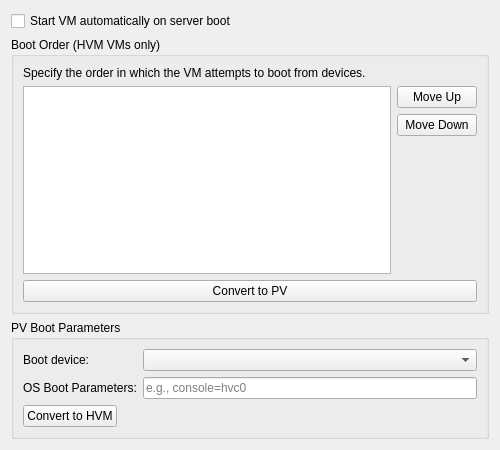
The window that src/xenadmin-ui/settingspanels/bootoptionseditpage.ui (benapetr/XenAdminQt) describes before a commit, drawn with Qt 5.
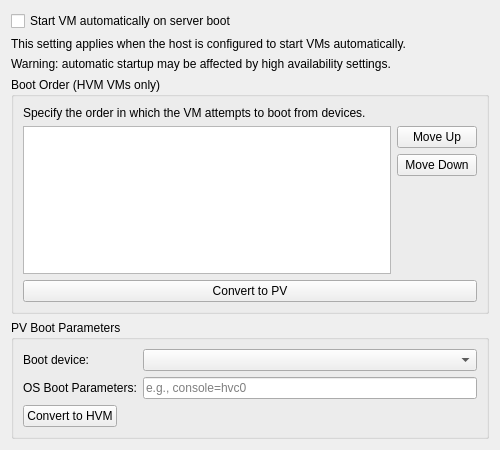
The same window after the commit.

Commit message: boot options missing labels

```diff
--- a/src/xenadmin-ui/settingspanels/bootoptionseditpage.ui
+++ b/src/xenadmin-ui/settingspanels/bootoptionseditpage.ui
@@ -12,11 +12,35 @@
   </property>
   <layout class="QVBoxLayout" name="verticalLayout">
    <item>
+    <layout class="QVBoxLayout" name="layoutAutoBootInfo">
+     <item>
     <widget class="QCheckBox" name="checkBoxAutoBoot">
      <property name="text">
       <string>Start VM automatically on server boot</string>
      </property>
     </widget>
+     </item>
+     <item>
+      <widget class="QLabel" name="labelAutoBootInfo">
+       <property name="text">
+        <string>This setting applies when the host is configured to start VMs automatically.</string>
+       </property>
+       <property name="wordWrap">
+        <bool>true</bool>
+       </property>
+      </widget>
+     </item>
+     <item>
+      <widget class="QLabel" name="labelAutoBootHAWarning">
+       <property name="text">
+        <string>Warning: automatic startup may be affected by high availability settings.</string>
+       </property>
+       <property name="wordWrap">
+        <bool>true</bool>
+       </property>
+      </widget>
+     </item>
+    </layout>
    </item>
    <item>
     <widget class="QGroupBox" name="groupBoxBootOrder">
```
Lines whose indentation alone changed are shown as unchanged. The commit also changes 1 other file.
